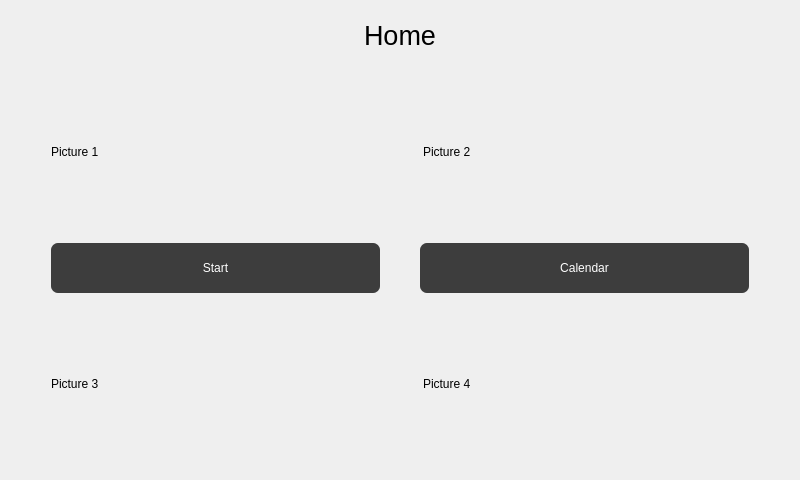
Above: welcomescreen.ui from NoHeat/GUI1 before the change. Below: the same form after it.
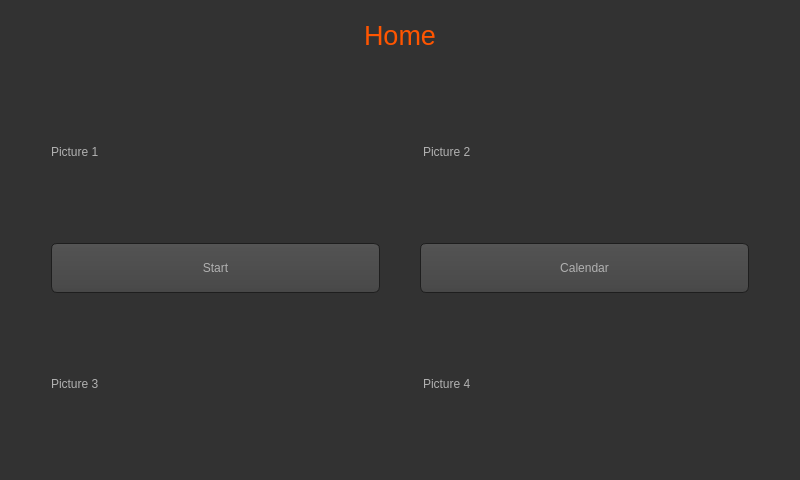
That is the form after the change. Icons and pictures are not drawn.

Patch:
```diff
--- a/welcomescreen.ui
+++ b/welcomescreen.ui
@@ -14,120 +14,464 @@
    <string>WelcomeScreen</string>
   </property>
   <property name="styleSheet">
-   <string notr="true">QMainWindow{
-background-color:#1d1d1d;
+   <string notr="true">QToolTip
+{
+     border: 1px solid black;
+     background-color: #ffa02f;
+     padding: 1px;
+     border-radius: 3px;
+     opacity: 100;
 }
 
-QMenuBar{
-background-color:#1d1d1d;
-padding:5px;
-	font: 12pt &quot;MS Shell Dlg 2&quot;;
+QWidget
+{
+    color: #b1b1b1;
+    background-color: #323232;
 }
 
-QMenuBar::item{
-background-color:#1d1d1d;
-color:#fff;
-padding:5px;
+QWidget:item:hover
+{
+    background-color: QLinearGradient( x1: 0, y1: 0, x2: 0, y2: 1, stop: 0 #ffa02f, stop: 1 #ca0619);
+    color: #000000;
+}
 
+QWidget:item:selected
+{
+    background-color: QLinearGradient( x1: 0, y1: 0, x2: 0, y2: 1, stop: 0 #ffa02f, stop: 1 #d7801a);
 }
 
-QMenu{
-color:#fff;
-padding:0;
+QMenuBar::item
+{
+    background: transparent;
 }
 
-QMenu::item:selected{
-color:#fff;
-background-color:#00aba9;
+QMenuBar::item:selected
+{
+    background: transparent;
+    border: 1px solid #ffaa00;
 }
 
-QTableWidget{
-background-color:#3d3d3d;
-color:#fff;
-  selection-background-color: #da532c;
-border:solid;
-border-width:3px;
-border-color:#da532c;
+QMenuBar::item:pressed
+{
+    background: #444;
+    border: 1px solid #000;
+    background-color: QLinearGradient(
+        x1:0, y1:0,
+        x2:0, y2:1,
+        stop:1 #212121,
+        stop:0.4 #343434/*,
+        stop:0.2 #343434,
+        stop:0.1 #ffaa00*/
+    );
+    margin-bottom:-1px;
+    padding-bottom:1px;
 }
-QHeaderView::section{
-background-color:qlineargradient(spread:pad, x1:0, y1:0, x2:1, y2:0, stop:0 rgba(20, 158, 217, 255), stop:1 rgba(36, 158, 217, 255));
-border:none;
-border-top-style:solid;
-border-width:1px;
-border-top-color:qlineargradient(spread:pad, x1:0, y1:0, x2:1, y2:0, stop:0 rgba(20, 158, 217, 255), stop:1 rgba(36, 158, 217, 255));
-color:#fff;
 
+QMenu
+{
+    border: 1px solid #000;
 }
-QHeaderView{
-background-color:qlineargradient(spread:pad, x1:0, y1:0, x2:1, y2:0, stop:0 rgba(20, 158, 217, 255), stop:1 rgba(36, 158, 217, 255));
 
-border:none;
-border-top-style:solid;
-border-width:1px;
-border-top-color:#149ED9;
-color:#fff;
-	font: 75 12pt &quot;Calibri&quot;;
+QMenu::item
+{
+    padding: 2px 20px 2px 20px;
 }
 
-QTableCornerButton::section{
-border:none;
-background-color:#149ED9;
+QMenu::item:selected
+{
+    color: #000000;
 }
 
-QListWidget{
-background-color:#3d3d3d;
-color:#fff;
+QWidget:disabled
+{
+    color: #404040;
+    background-color: #323232;
 }
 
-QMenu{
-background-color:#3d3d3d;
+QAbstractItemView
+{
+    background-color: QLinearGradient( x1: 0, y1: 0, x2: 0, y2: 1, stop: 0 #4d4d4d, stop: 0.1 #646464, stop: 1 #5d5d5d);
 }
-QStatusBar{
-background-color:#7e3878;
-color:#fff;
+
+QWidget:focus
+{
+    /*border: 2px solid QLinearGradient( x1: 0, y1: 0, x2: 0, y2: 1, stop: 0 #ffa02f, stop: 1 #d7801a);*/
 }
 
-QPushButton{
-border-style:solid;
+QLineEdit
+{
+    background-color: QLinearGradient( x1: 0, y1: 0, x2: 0, y2: 1, stop: 0 #4d4d4d, stop: 0 #646464, stop: 1 #5d5d5d);
+    padding: 1px;
+    border-style: solid;
+    border: 1px solid #1e1e1e;
+    border-radius: 5;
+}
 
-background-color:#3d3d3d;
-color:#fff;
-border-radius:7px;
+QPushButton
+{
+    color: #b1b1b1;
+    background-color: QLinearGradient( x1: 0, y1: 0, x2: 0, y2: 1, stop: 0 #565656, stop: 0.1 #525252, stop: 0.5 #4e4e4e, stop: 0.9 #4a4a4a, stop: 1 #464646);
+    border-width: 1px;
+    border-color: #1e1e1e;
+    border-style: solid;
+    border-radius: 6;
+    padding: 3px;
+    font-size: 12px;
+    padding-left: 5px;
+    padding-right: 5px;
 }
-QPushButton:hover{
-color:#ccc;
-	background-color: qlineargradient(spread:pad, x1:0.517, y1:0, x2:0.517, y2:1, stop:0 rgba(45, 45, 45, 255), stop:0.505682 rgba(45, 45, 45, 255), stop:1 rgba(29, 29, 29, 255));
-	border-color:#2d89ef;
-border-width:2px;
+
+QPushButton:pressed
+{
+    background-color: QLinearGradient( x1: 0, y1: 0, x2: 0, y2: 1, stop: 0 #2d2d2d, stop: 0.1 #2b2b2b, stop: 0.5 #292929, stop: 0.9 #282828, stop: 1 #252525);
 }
 
-QPushButton:pressed{
-background-color: qlineargradient(spread:pad, x1:0.517, y1:0, x2:0.517, y2:1, stop:0 rgba(29, 29, 29, 255), stop:0.505682 rgba(45, 45, 45, 255), stop:1 rgba(29, 29, 29, 255));
+QComboBox
+{
+    selection-background-color: #ffaa00;
+    background-color: QLinearGradient( x1: 0, y1: 0, x2: 0, y2: 1, stop: 0 #565656, stop: 0.1 #525252, stop: 0.5 #4e4e4e, stop: 0.9 #4a4a4a, stop: 1 #464646);
+    border-style: solid;
+    border: 1px solid #1e1e1e;
+    border-radius: 5;
 }
 
+QComboBox:hover,QPushButton:hover
+{
+    border: 2px solid QLinearGradient( x1: 0, y1: 0, x2: 0, y2: 1, stop: 0 #ffa02f, stop: 1 #d7801a);
+}
 
-QTabWidget::tab{
-background-color:#3d3d3d;
+
+QComboBox:on
+{
+    padding-top: 3px;
+    padding-left: 4px;
+    background-color: QLinearGradient( x1: 0, y1: 0, x2: 0, y2: 1, stop: 0 #2d2d2d, stop: 0.1 #2b2b2b, stop: 0.5 #292929, stop: 0.9 #282828, stop: 1 #252525);
+    selection-background-color: #ffaa00;
 }
 
-QLineEdit{
-border-radius:0;
+QComboBox QAbstractItemView
+{
+    border: 2px solid darkgray;
+    selection-background-color: QLinearGradient( x1: 0, y1: 0, x2: 0, y2: 1, stop: 0 #ffa02f, stop: 1 #d7801a);
 }
 
-QProgressBar{
-border-radius:0;
-text-align:center;
-color:#fff;
-background-color:transparent;
-border: 2px solid #e3a21a;
-border-radius:7px;
-	font: 75 12pt &quot;Open Sans&quot;;
+QComboBox::drop-down
+{
+     subcontrol-origin: padding;
+     subcontrol-position: top right;
+     width: 15px;
 
+     border-left-width: 0px;
+     border-left-color: darkgray;
+     border-left-style: solid; /* just a single line */
+     border-top-right-radius: 3px; /* same radius as the QComboBox */
+     border-bottom-right-radius: 3px;
+ }
+
+QComboBox::down-arrow
+{
+     image: url(:/down_arrow.png);
 }
 
-QProgressBar::chunk{
-background-color:#2d89ef;
-width:20px;
+QGroupBox:focus
+{
+border: 2px solid QLinearGradient( x1: 0, y1: 0, x2: 0, y2: 1, stop: 0 #ffa02f, stop: 1 #d7801a);
+}
+
+QTextEdit:focus
+{
+    border: 2px solid QLinearGradient( x1: 0, y1: 0, x2: 0, y2: 1, stop: 0 #ffa02f, stop: 1 #d7801a);
+}
+
+QScrollBar:horizontal {
+     border: 1px solid #222222;
+     background: QLinearGradient( x1: 0, y1: 0, x2: 0, y2: 1, stop: 0.0 #121212, stop: 0.2 #282828, stop: 1 #484848);
+     height: 7px;
+     margin: 0px 16px 0 16px;
+}
+
+QScrollBar::handle:horizontal
+{
+      background: QLinearGradient( x1: 0, y1: 0, x2: 1, y2: 0, stop: 0 #ffa02f, stop: 0.5 #d7801a, stop: 1 #ffa02f);
+      min-height: 20px;
+      border-radius: 2px;
+}
+
+QScrollBar::add-line:horizontal {
+      border: 1px solid #1b1b19;
+      border-radius: 2px;
+      background: QLinearGradient( x1: 0, y1: 0, x2: 1, y2: 0, stop: 0 #ffa02f, stop: 1 #d7801a);
+      width: 14px;
+      subcontrol-position: right;
+      subcontrol-origin: margin;
+}
+
+QScrollBar::sub-line:horizontal {
+      border: 1px solid #1b1b19;
+      border-radius: 2px;
+      background: QLinearGradient( x1: 0, y1: 0, x2: 1, y2: 0, stop: 0 #ffa02f, stop: 1 #d7801a);
+      width: 14px;
+     subcontrol-position: left;
+     subcontrol-origin: margin;
+}
+
+QScrollBar::right-arrow:horizontal, QScrollBar::left-arrow:horizontal
+{
+      border: 1px solid black;
+      width: 1px;
+      height: 1px;
+      background: white;
+}
+
+QScrollBar::add-page:horizontal, QScrollBar::sub-page:horizontal
+{
+      background: none;
+}
+
+QScrollBar:vertical
+{
+      background: QLinearGradient( x1: 0, y1: 0, x2: 1, y2: 0, stop: 0.0 #121212, stop: 0.2 #282828, stop: 1 #484848);
+      width: 7px;
+      margin: 16px 0 16px 0;
+      border: 1px solid #222222;
+}
+
+QScrollBar::handle:vertical
+{
+      background: QLinearGradient( x1: 0, y1: 0, x2: 0, y2: 1, stop: 0 #ffa02f, stop: 0.5 #d7801a, stop: 1 #ffa02f);
+      min-height: 20px;
+      border-radius: 2px;
+}
+
+QScrollBar::add-line:vertical
+{
+      border: 1px solid #1b1b19;
+      border-radius: 2px;
+      background: QLinearGradient( x1: 0, y1: 0, x2: 0, y2: 1, stop: 0 #ffa02f, stop: 1 #d7801a);
+      height: 14px;
+      subcontrol-position: bottom;
+      subcontrol-origin: margin;
+}
+
+QScrollBar::sub-line:vertical
+{
+      border: 1px solid #1b1b19;
+      border-radius: 2px;
+      background: QLinearGradient( x1: 0, y1: 0, x2: 0, y2: 1, stop: 0 #d7801a, stop: 1 #ffa02f);
+      height: 14px;
+      subcontrol-position: top;
+      subcontrol-origin: margin;
+}
+
+QScrollBar::up-arrow:vertical, QScrollBar::down-arrow:vertical
+{
+      border: 1px solid black;
+      width: 1px;
+      height: 1px;
+      background: white;
+}
+
+
+QScrollBar::add-page:vertical, QScrollBar::sub-page:vertical
+{
+      background: none;
+}
+
+QTextEdit
+{
+    background-color: #242424;
+}
+
+QPlainTextEdit
+{
+    background-color: #242424;
+}
+
+QHeaderView::section
+{
+    background-color: QLinearGradient(x1:0, y1:0, x2:0, y2:1, stop:0 #616161, stop: 0.5 #505050, stop: 0.6 #434343, stop:1 #656565);
+    color: white;
+    padding-left: 4px;
+    border: 1px solid #6c6c6c;
+}
+
+QCheckBox:disabled
+{
+color: #414141;
+}
+
+QDockWidget::title
+{
+    text-align: center;
+    spacing: 3px; /* spacing between items in the tool bar */
+    background-color: QLinearGradient(x1:0, y1:0, x2:0, y2:1, stop:0 #323232, stop: 0.5 #242424, stop:1 #323232);
+}
+
+QDockWidget::close-button, QDockWidget::float-button
+{
+    text-align: center;
+    spacing: 1px; /* spacing between items in the tool bar */
+    background-color: QLinearGradient(x1:0, y1:0, x2:0, y2:1, stop:0 #323232, stop: 0.5 #242424, stop:1 #323232);
+}
+
+QDockWidget::close-button:hover, QDockWidget::float-button:hover
+{
+    background: #242424;
+}
+
+QDockWidget::close-button:pressed, QDockWidget::float-button:pressed
+{
+    padding: 1px -1px -1px 1px;
+}
+
+QMainWindow::separator
+{
+    background-color: QLinearGradient(x1:0, y1:0, x2:0, y2:1, stop:0 #161616, stop: 0.5 #151515, stop: 0.6 #212121, stop:1 #343434);
+    color: white;
+    padding-left: 4px;
+    border: 1px solid #4c4c4c;
+    spacing: 3px; /* spacing between items in the tool bar */
+}
+
+QMainWindow::separator:hover
+{
+
+    background-color: QLinearGradient(x1:0, y1:0, x2:0, y2:1, stop:0 #d7801a, stop:0.5 #b56c17 stop:1 #ffa02f);
+    color: white;
+    padding-left: 4px;
+    border: 1px solid #6c6c6c;
+    spacing: 3px; /* spacing between items in the tool bar */
+}
+
+QToolBar::handle
+{
+     spacing: 3px; /* spacing between items in the tool bar */
+     background: url(:/images/handle.png);
+}
+
+QMenu::separator
+{
+    height: 2px;
+    background-color: QLinearGradient(x1:0, y1:0, x2:0, y2:1, stop:0 #161616, stop: 0.5 #151515, stop: 0.6 #212121, stop:1 #343434);
+    color: white;
+    padding-left: 4px;
+    margin-left: 10px;
+    margin-right: 5px;
+}
+
+QProgressBar
+{
+    border: 2px solid grey;
+    border-radius: 5px;
+    text-align: center;
+}
+
+QProgressBar::chunk
+{
+    background-color: #d7801a;
+    width: 2.15px;
+    margin: 0.5px;
+}
+
+QTabBar::tab {
+    color: #b1b1b1;
+    border: 1px solid #444;
+    border-bottom-style: none;
+    background-color: #323232;
+    padding-left: 10px;
+    padding-right: 10px;
+    padding-top: 3px;
+    padding-bottom: 2px;
+    margin-right: -1px;
+}
+
+QTabWidget::pane {
+    border: 1px solid #444;
+    top: 1px;
+}
+
+QTabBar::tab:last
+{
+    margin-right: 0; /* the last selected tab has nothing to overlap with on the right */
+    border-top-right-radius: 3px;
+}
+
+QTabBar::tab:first:!selected
+{
+ margin-left: 0px; /* the last selected tab has nothing to overlap with on the right */
+
+
+    border-top-left-radius: 3px;
+}
+
+QTabBar::tab:!selected
+{
+    color: #b1b1b1;
+    border-bottom-style: solid;
+    margin-top: 3px;
+    background-color: QLinearGradient(x1:0, y1:0, x2:0, y2:1, stop:1 #212121, stop:.4 #343434);
+}
+
+QTabBar::tab:selected
+{
+    border-top-left-radius: 3px;
+    border-top-right-radius: 3px;
+    margin-bottom: 0px;
+}
+
+QTabBar::tab:!selected:hover
+{
+    /*border-top: 2px solid #ffaa00;
+    padding-bottom: 3px;*/
+    border-top-left-radius: 3px;
+    border-top-right-radius: 3px;
+    background-color: QLinearGradient(x1:0, y1:0, x2:0, y2:1, stop:1 #212121, stop:0.4 #343434, stop:0.2 #343434, stop:0.1 #ffaa00);
+}
+
+QRadioButton::indicator:checked, QRadioButton::indicator:unchecked{
+    color: #b1b1b1;
+    background-color: #323232;
+    border: 1px solid #b1b1b1;
+    border-radius: 6px;
+}
+
+QRadioButton::indicator:checked
+{
+    background-color: qradialgradient(
+        cx: 0.5, cy: 0.5,
+        fx: 0.5, fy: 0.5,
+        radius: 1.0,
+        stop: 0.25 #ffaa00,
+        stop: 0.3 #323232
+    );
+}
+
+QCheckBox::indicator{
+    color: #b1b1b1;
+    background-color: #323232;
+    border: 1px solid #b1b1b1;
+    width: 9px;
+    height: 9px;
+}
+
+QRadioButton::indicator
+{
+    border-radius: 6px;
+}
+
+QRadioButton::indicator:hover, QCheckBox::indicator:hover
+{
+    border: 1px solid #ffaa00;
+}
+
+QCheckBox::indicator:checked
+{
+    image:url(:/images/checkbox.png);
+}
+
+QCheckBox::indicator:disabled, QRadioButton::indicator:disabled
+{
+    border: 1px solid #444;
 }</string>
   </property>
   <layout class="QVBoxLayout" name="verticalLayout_3">
@@ -148,7 +492,7 @@
         </size>
        </property>
        <property name="text">
-        <string>&lt;html&gt;&lt;head/&gt;&lt;body&gt;&lt;p align=&quot;center&quot;&gt;&lt;span style=&quot; font-size:20pt; color:#000000;&quot;&gt;Home&lt;/span&gt;&lt;/p&gt;&lt;/body&gt;&lt;/html&gt;</string>
+        <string>&lt;html&gt;&lt;head/&gt;&lt;body&gt;&lt;p align=&quot;center&quot;&gt;&lt;span style=&quot; font-size:20pt; color:#ff5500;&quot;&gt;Home&lt;/span&gt;&lt;/p&gt;&lt;/body&gt;&lt;/html&gt;</string>
        </property>
       </widget>
      </item>
```
Left out of the diff: 2 changed lines with no effect on the pictures.
